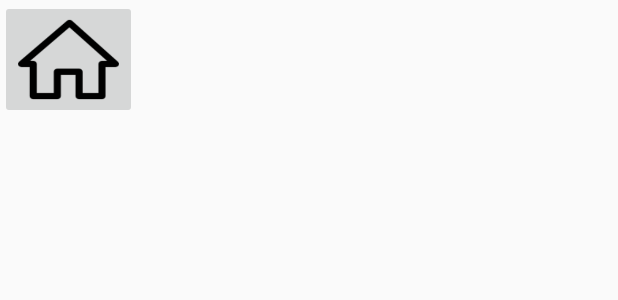
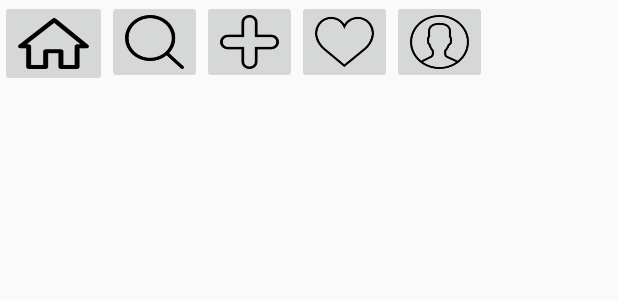
Before and after one commit to yisojin/Instagram, an Android app: the layout activity_main.xml on its own in the app's theme, with its tools: preview values and no code run, on a phone screen of 412 x 824 dp. Shown: the top 300 px of the screen. Run offline under Robolectric (Android 15) with nearby library versions, the phone set to English and light mode, and no system bars.

Commit message:
페이스북 로그인 과정 처리(1) 이미지파일 이름 바꾸기 레이아웃 지정

```diff
--- a/app/build.gradle
+++ b/app/build.gradle
@@ -1,7 +1,7 @@
 apply plugin: 'com.android.application'
 
 android {
-    compileSdkVersion 26
+    compileSdkVersion 27
 
     repositories {
         mavenCentral()
@@ -10,7 +10,7 @@ android {
     defaultConfig {
         applicationId "kr.hs.dgsw.instagram"
         minSdkVersion 23
-        targetSdkVersion 26
+        targetSdkVersion 27
         versionCode 1
         versionName "1.0"
         testInstrumentationRunner "android.support.test.runner.AndroidJUnitRunner"
@@ -25,7 +25,7 @@ android {
 
 dependencies {
     implementation fileTree(dir: 'libs', include: ['*.jar'])
-    implementation 'com.android.support:appcompat-v7:26.1.0'
+    implementation 'com.android.support:appcompat-v7:27.0.2'
     implementation 'com.android.support.constraint:constraint-layout:1.1.0'
     implementation 'com.facebook.android:facebook-android-sdk:4.+'
     androidTestCompile 'com.android.support:support-annotations:23.3.0'
--- a/app/src/main/res/layout/activity_main.xml
+++ b/app/src/main/res/layout/activity_main.xml
@@ -1,19 +1,70 @@
 <?xml version="1.0" encoding="utf-8"?>
-<android.support.constraint.ConstraintLayout xmlns:android="http://schemas.android.com/apk/res/android"
+<LinearLayout xmlns:android="http://schemas.android.com/apk/res/android"
     xmlns:app="http://schemas.android.com/apk/res-auto"
     xmlns:tools="http://schemas.android.com/tools"
     android:layout_width="match_parent"
     android:layout_height="match_parent"
+    android:orientation="vertical"
     tools:context="kr.hs.dgsw.instagram.Activity.MainActivity">
 
-    <ImageButton
-        android:id="@+id/ibtnHome"
-        android:layout_width="91dp"
-        android:layout_height="79dp"
-        android:scaleType="fitXY"
-        android:onClick="toHome"
-        app:srcCompat="@drawable/home"
-        tools:layout_editor_absoluteX="0dp"
-        tools:layout_editor_absoluteY="370dp" />
+    <FrameLayout
+        android:id="@+id/frag_main"
+        android:layout_width="wrap_content"
+        android:layout_height="wrap_content">
+    </FrameLayout>
 
-</android.support.constraint.ConstraintLayout>
+    <LinearLayout
+        android:layout_width="wrap_content"
+        android:layout_height="wrap_content"
+        android:orientation="horizontal">
+
+        <ImageButton
+            android:id="@+id/ibtnHome"
+            android:layout_width="71dp"
+            android:layout_height="58dp"
+            android:onClick="toHome"
+            android:scaleType="fitXY"
+            app:srcCompat="@drawable/home"
+            tools:layout_editor_absoluteX="0dp"
+            tools:layout_editor_absoluteY="460dp" />
+
+        <ImageButton
+            android:id="@+id/ibtnSearch"
+            android:layout_width="63dp"
+            android:layout_height="56dp"
+            android:scaleType="fitXY"
+            app:srcCompat="@drawable/search"
+            tools:layout_editor_absoluteX="71dp"
+            tools:layout_editor_absoluteY="460dp" />
+
+        <ImageButton
+            android:id="@+id/ibtnAdd"
+            android:layout_width="63dp"
+            android:layout_height="56dp"
+            android:scaleType="fitXY"
+            app:srcCompat="@drawable/add"
+            tools:layout_editor_absoluteX="71dp"
+            tools:layout_editor_absoluteY="460dp" />
+
+        <ImageButton
+            android:id="@+id/ibtnLike"
+            android:layout_width="63dp"
+            android:layout_height="56dp"
+            android:scaleType="fitXY"
+            app:srcCompat="@drawable/like"
+            tools:layout_editor_absoluteX="71dp"
+            tools:layout_editor_absoluteY="460dp" />
+
+        <ImageButton
+            android:id="@+id/ibtnUser"
+            android:layout_width="63dp"
+            android:layout_height="56dp"
+            android:scaleType="fitXY"
+            app:srcCompat="@drawable/user"
+            tools:layout_editor_absoluteX="71dp"
+            tools:layout_editor_absoluteY="460dp" />
+
+    </LinearLayout>
+
+
+</LinearLayout>
--- a/build.gradle
+++ b/build.gradle
@@ -8,7 +8,7 @@ buildscript {
         mavenCentral()
     }
     dependencies {
-        classpath 'com.android.tools.build:gradle:3.0.1'
+        classpath 'com.android.tools.build:gradle:3.1.3'
 
 
         // NOTE: Do not place your application dependencies here; they belong
```
Also changed, not shown: app/src/main/res/layout/activity_login.xml (+20 -6 lines), app/src/main/res/drawable/home2.png (renamed from app/src/main/res/drawable/house-black-silhouette-without-door.png), app/src/main/res/drawable/like2.png (renamed from app/src/main/res/drawable/like-2.png), app/src/main/res/drawable/magnifying-glass.png (deleted), app/src/main/res/drawable/search.png, app/src/main/res/drawable/search2.png (added), gradle/wrapper/gradle-wrapper.properties.
